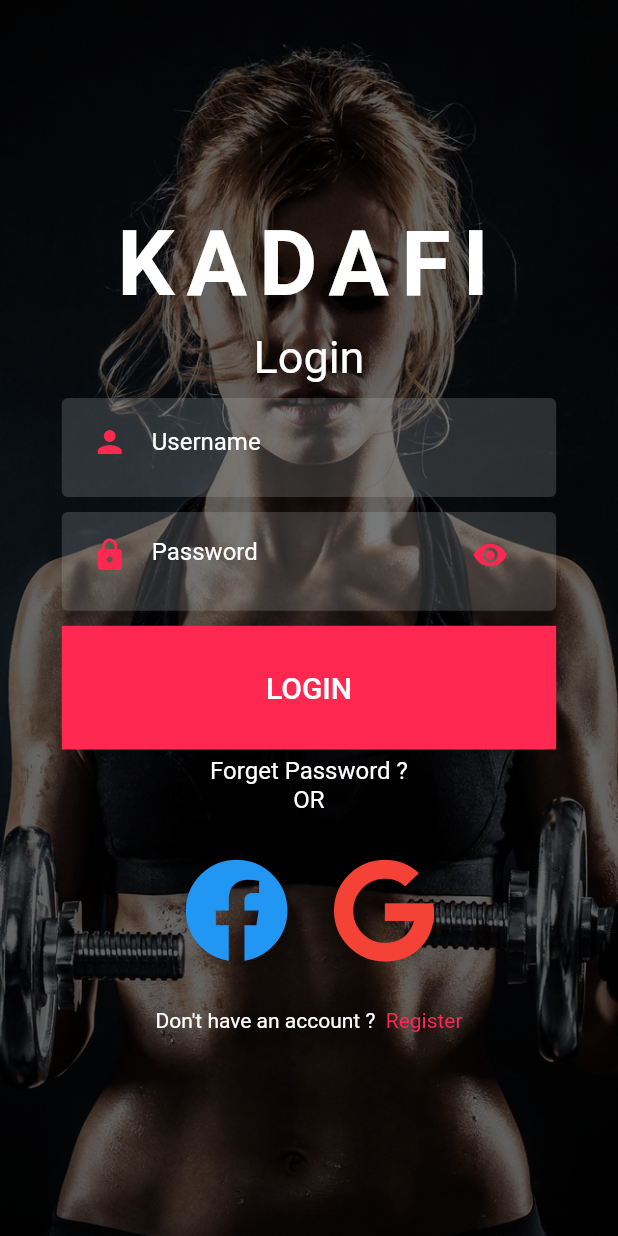
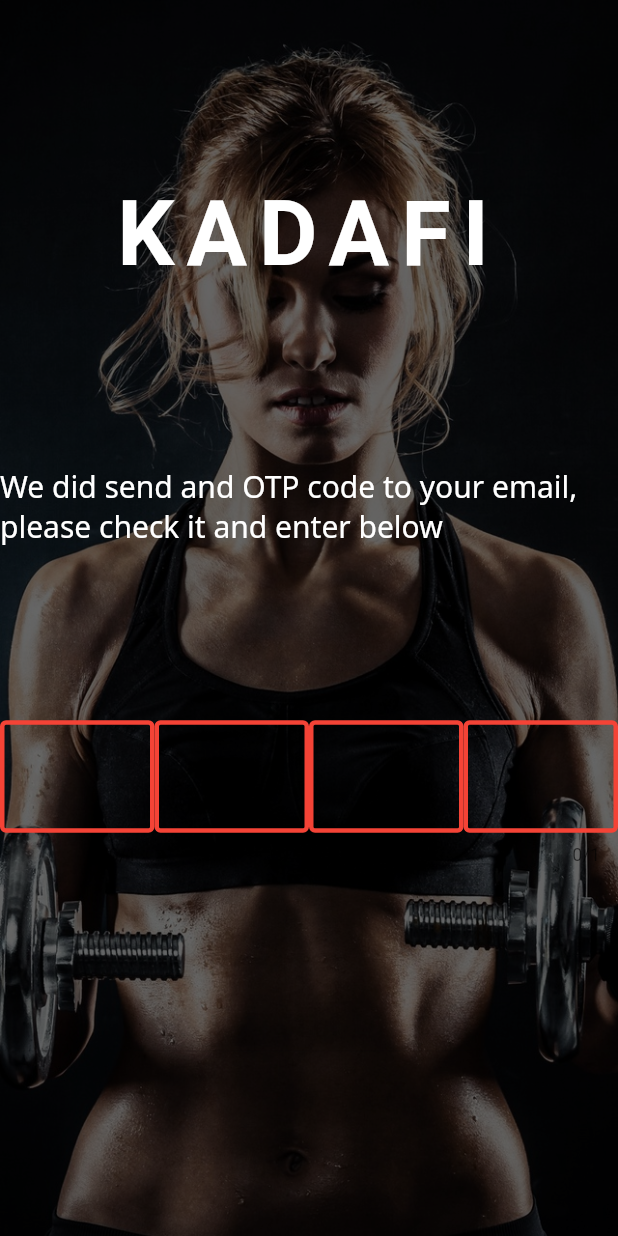
Before and after one commit to thanhdat369/HCI-PT-Booking, a Flutter app: the screen it shows after launch, on a phone screen of 412 x 824 dp. Run offline on Flutter 3.47's test engine with Material 2 defaults, Android fonts, the phone set to English and light mode, and no system bars; our stand-ins replace chewie, font_awesome_flutter, table_calendar, video_player; Roboto replaces fonts that are missing (Noto Sans, ProductSans).

Commit message:
Hieu02-Verification

```diff
--- a/lib/main.dart
+++ b/lib/main.dart
@@ -5,6 +5,7 @@ import 'package:hci_booking_pt/screens/welcome/login.dart';
 import 'package:hci_booking_pt/screens/user_screen/chatting_screen.dart';
 import 'package:hci_booking_pt/screens/welcome/register.dart';
 import 'package:hci_booking_pt/theme/colors.dart';
+import 'package:hci_booking_pt/screens/user_screen//Verification.dart';
 
 void main() {
   runApp(MyApp());
@@ -28,7 +29,7 @@ class MyApp extends StatelessWidget {
             fontFamily: "ProductSans",
           ),
           primarySwatch: Colors.red),
-      home: LoginScreen(),
+      home: Verification(),
     );
 
     //Dimniss auto focus
--- /dev/null
+++ b/lib/screens/user_screen/Verification.dart
@@ -0,0 +1,122 @@
+import 'package:flutter/material.dart';
+import 'package:hci_booking_pt/components/brand_label.dart';
+import 'package:hci_booking_pt/components/rounded_button.dart';
+import 'package:hci_booking_pt/components/rounded_input.dart';
+import 'package:hci_booking_pt/components/screen_with_background.dart';
+import 'package:hci_booking_pt/screens/welcome/components/form_title.dart';
+import 'package:hci_booking_pt/theme/colors.dart';
+
+class Verification extends StatelessWidget {
+  const Verification({Key key}) : super(key: key);
+
+  @override
+  Widget build(BuildContext context) {
+    return Scaffold(
+      backgroundColor: MainColors.kDark,
+      body: ScreenWithBackground(
+        pathBackground: "asset/images/background/1.jpg",
+        child: Column(
+          mainAxisAlignment: MainAxisAlignment.spaceEvenly,
+          children: [
+            BrandLabel(
+            ),
+            Container(
+              alignment: Alignment.bottomCenter,
+              child:Column(
+                crossAxisAlignment: CrossAxisAlignment.end,
+                children: [
+                  Text(
+                    "We did send and OTP code to your email, please check it and enter below",
+                    style: TextStyle(fontSize: 20, fontFamily: 'Noto Sans'),
+                    textAlign: TextAlign.start,
+                  ),
+                ],
+
+
+              ),
+            ),
+
+            Row(
+              mainAxisAlignment: MainAxisAlignment.spaceBetween,
+              children: <Widget>[
+                Expanded(
+
+                  child: TextField(
+                    style: TextStyle(color: Colors.white,fontSize: 30),
+                    keyboardType: TextInputType.number,
+                    maxLength: 1,
+                    textAlign: TextAlign.center,
+                    decoration: new InputDecoration(
+
+                      enabledBorder: const OutlineInputBorder(
+                        borderSide:
+                        const BorderSide(color: Colors.red, width: 3.0),
+                      ),
+                    ),
+
+                  ),
+
+                ),
+                Expanded(
+
+                  child: TextField(
+                    style: TextStyle(color: Colors.white,fontSize: 30),
+                    textAlign: TextAlign.center,
+                    keyboardType: TextInputType.number,
+                    maxLength: 1,
+                    decoration: new InputDecoration(
+
+                      enabledBorder: const OutlineInputBorder(
+                        borderSide:
+                            const BorderSide(color: Colors.red, width: 3.0),
+                      ),
+                    ),
+
+                  ),
+
+                ),
+                Expanded(
+
+                  child: TextField(
+                    style: TextStyle(color: Colors.white,fontSize: 30),
+                    keyboardType: TextInputType.number,
+                    textAlign: TextAlign.center,
+                    maxLength: 1,
+                    decoration: new InputDecoration(
+
+                      enabledBorder: const OutlineInputBorder(
+                        borderSide:
+                        const BorderSide(color: Colors.red, width: 3.0),
+                      ),
+                    ),
+
+                  ),
+
+                ),
+                Expanded(
+
+                  child: TextField(
+                    style: TextStyle(color: Colors.white,fontSize: 30),
+                    textAlign: TextAlign.center,
+                    keyboardType: TextInputType.number,
+                    maxLength: 1,
+                    decoration: new InputDecoration(
+
+                      enabledBorder: const OutlineInputBorder(
+                        borderSide:
+                        const BorderSide(color: Colors.red, width: 3.0),
+                      ),
+                    ),
+
+                  ),
+
+                ),
+              ],
+            ),
+            Divider(),
+          ],
+        ),
+      ),
+    );
+  }
+}
--- a/lib/screens/user_screen/booking_calendar.dart
+++ b/lib/screens/user_screen/booking_calendar.dart
@@ -61,9 +61,9 @@ class _BookingCalenderUserState extends State<BookingCalenderUser> {
               initialCalendarFormat: CalendarFormat.week,
               headerStyle: HeaderStyle(
                 leftChevronIcon:
-                    Icon(Icons.arrow_back_ios_outlined, color: Colors.white),
+                    Icon(Icons.arrow_forward, color: Colors.white),
                 rightChevronIcon:
-                    Icon(Icons.arrow_forward_ios_outlined, color: Colors.white),
+                    Icon(Icons.arrow_forward, color: Colors.white),
                 formatButtonVisible: false,
                 centerHeaderTitle: true,
               ),
```
Also changed, not shown: lib/screens/user_screen/user_screen.dart (+78 -78 lines), pubspec.lock, 1 other file.
